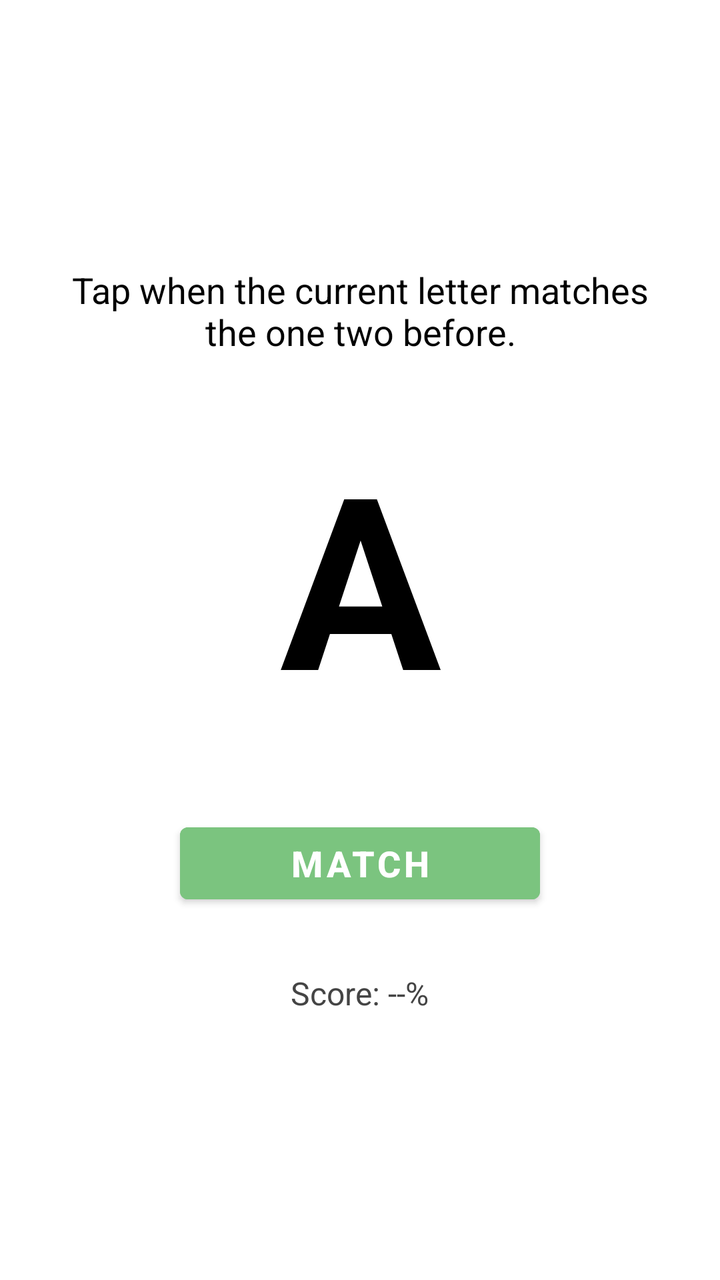
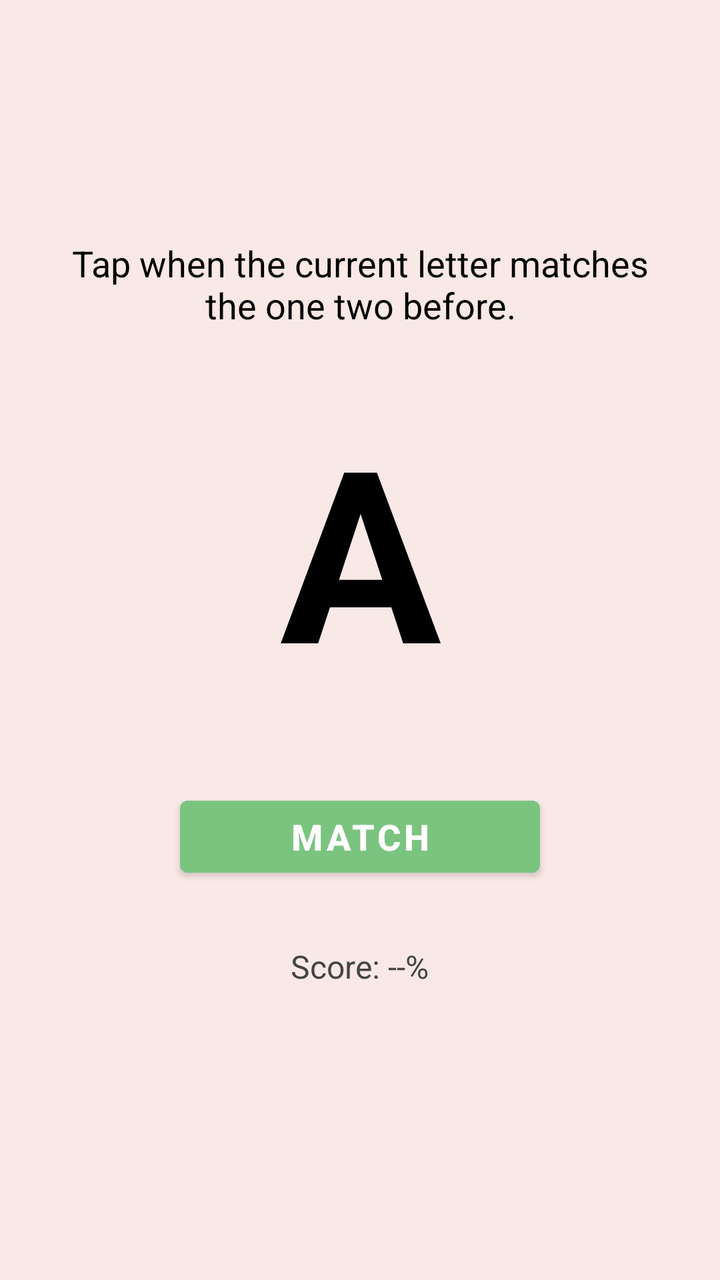

An Android layout rendered at two revisions. The XML below is the earlier revision; the diff shows what the commit changed to produce the second picture.
<!-- AndroidManifest.xml: application theme Theme.CogniSync -->
<!-- res/layout/activity_nback.xml -->
<?xml version="1.0" encoding="utf-8"?>
<LinearLayout xmlns:android="http://schemas.android.com/apk/res/android"
    android:orientation="vertical"
    android:gravity="center"
    android:background="#FFFFFF"
    android:layout_width="match_parent"
    android:layout_height="match_parent"
    android:fitsSystemWindows="true"
    android:padding="24dp">

    <TextView
        android:id="@+id/tvInstruction"
        android:layout_width="wrap_content"
        android:layout_height="wrap_content"
        android:text="Tap when the current letter matches the one two before."
        android:textColor="#000"
        android:textSize="18sp"
        android:gravity="center"
        android:layout_marginBottom="30dp" />

    <TextView
        android:id="@+id/tvLetter"
        android:layout_width="match_parent"
        android:layout_height="wrap_content"
        android:text="A"
        android:textColor="#000"
        android:textSize="120sp"
        android:textStyle="bold"
        android:gravity="center"
        android:layout_marginBottom="40dp" />

    <Button
        android:id="@+id/btnMatch"
        android:layout_width="180dp"
        android:layout_height="wrap_content"
        android:text="MATCH"
        android:textStyle="bold"
        android:textSize="18sp"
        android:backgroundTint="#7BC47F"
        android:textColor="#FFF" />

    <TextView
        android:id="@+id/tvScore"
        android:layout_width="wrap_content"
        android:layout_height="wrap_content"
        android:text="Score: --%"
        android:textColor="#444"
        android:textSize="16sp"
        android:layout_marginTop="30dp" />
</LinearLayout>
<!-- resources referenced by this layout -->
<resources>
  <style name="Theme.CogniSync" parent="Theme.MaterialComponents.DayNight.NoActionBar">
  
  
  
          
          <item name="android:statusBarColor">@android:color/white</item>
          <item name="android:windowLightStatusBar">true</item>
  
      </style>
</resources>

<!-- the commit's change to res/layout/activity_nback.xml (unified diff, before → after) -->
@@ -2,7 +2,7 @@
 <LinearLayout xmlns:android="http://schemas.android.com/apk/res/android"
     android:orientation="vertical"
     android:gravity="center"
-    android:background="#FFFFFF"
+    android:background="#F8E8E6"
     android:layout_width="match_parent"
     android:layout_height="match_parent"
     android:fitsSystemWindows="true"
@@ -47,4 +47,14 @@
         android:textColor="#444"
         android:textSize="16sp"
         android:layout_marginTop="30dp" />
+
+    <TextView
+        android:id="@+id/tvInfo"
+        android:layout_width="wrap_content"
+        android:layout_height="wrap_content"
+        android:text=""
+        android:textColor="#777"
+        android:textSize="16sp"
+        android:layout_marginTop="5dp"
+        android:gravity="center"/>
 </LinearLayout>
